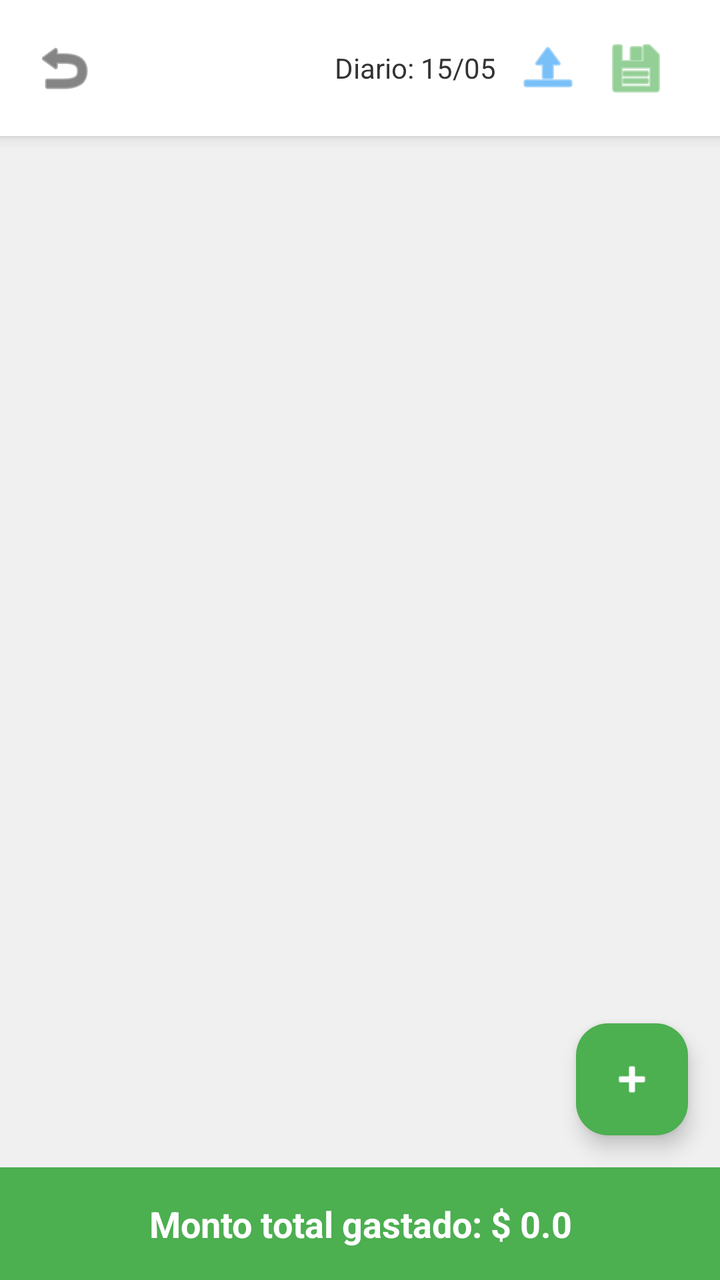
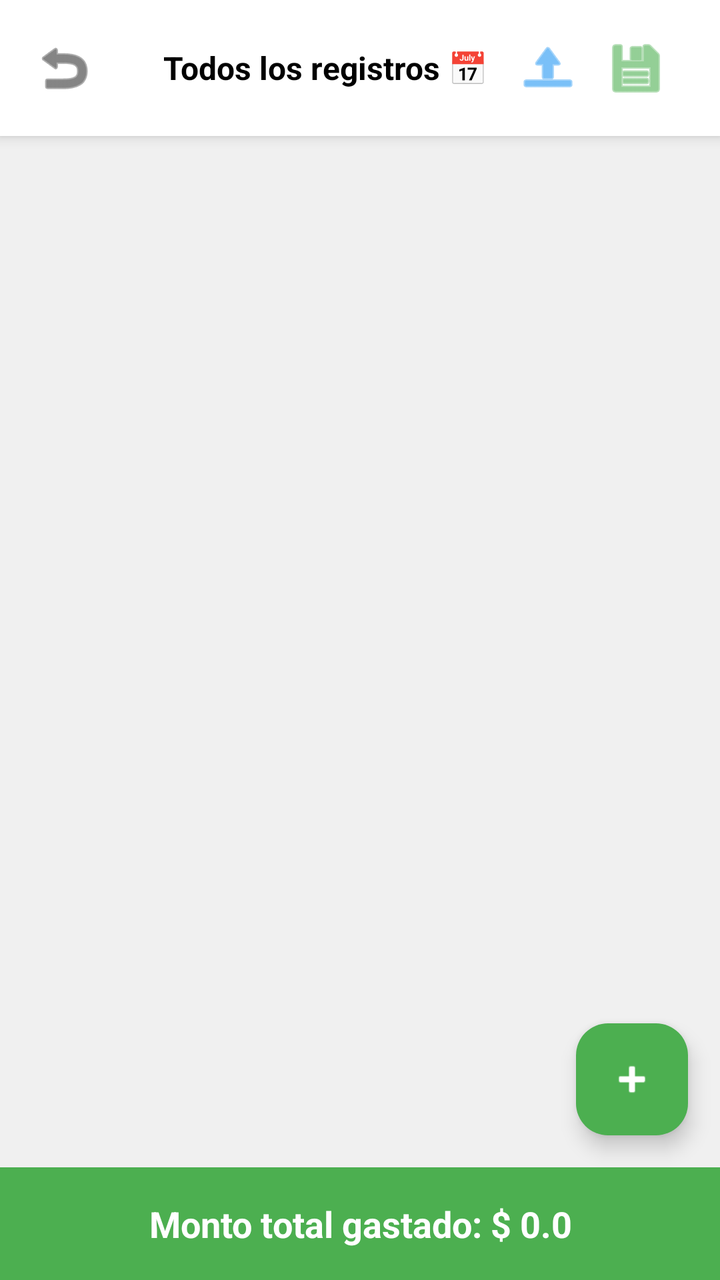

Before-and-after screenshots of an Android layout around one commit, followed by the original layout XML and the change that was made.
<!-- AndroidManifest.xml: application theme Theme.LGW -->
<!-- res/layout/activity_calculadora.xml -->
<?xml version="1.0" encoding="utf-8"?>
<RelativeLayout xmlns:android="http://schemas.android.com/apk/res/android"
                xmlns:app="http://schemas.android.com/apk/res-auto"
                android:layout_width="match_parent"
                android:layout_height="match_parent"
                android:fitsSystemWindows="true"
                android:background="#F0F0F0">

    <LinearLayout
            android:id="@+id/header"
            android:layout_width="match_parent"
            android:layout_height="wrap_content"
            android:orientation="horizontal"
            android:padding="16dp"
            android:background="#FFFFFF"
            android:elevation="4dp"
            android:gravity="center_vertical">

        <ImageButton
                android:id="@+id/btn_volver"
                android:layout_width="32dp"
                android:layout_height="32dp"
                android:background="?attr/selectableItemBackgroundBorderless"
                android:src="@android:drawable/ic_menu_revert"
                app:tint="#333333"/>

        <View android:layout_width="0dp" android:layout_height="0dp" android:layout_weight="1"/>

        <TextView
                android:id="@+id/tv_modo_fecha"
                android:layout_width="wrap_content"
                android:layout_height="wrap_content"
                android:text="Diario: 15/05"
                android:textSize="14sp"
                android:textColor="#333333"
                android:layout_marginEnd="8dp"/>

        <ImageButton
                android:id="@+id/btn_importar"
                android:layout_width="36dp"
                android:layout_height="36dp"
                android:background="?attr/selectableItemBackgroundBorderless"
                android:src="@android:drawable/ic_menu_upload"
                android:layout_marginEnd="8dp"
                app:tint="#2196F3"/>

        <ImageButton
                android:id="@+id/btn_exportar"
                android:layout_width="36dp"
                android:layout_height="36dp"
                android:background="?attr/selectableItemBackgroundBorderless"
                android:src="@android:drawable/ic_menu_save"
                android:layout_marginEnd="8dp"
                app:tint="#4CAF50"/>


    </LinearLayout>

    <androidx.recyclerview.widget.RecyclerView
            android:id="@+id/rv_lista_calculadora"
            android:layout_width="match_parent"
            android:layout_height="match_parent"
            android:layout_below="@id/header"
            android:layout_above="@id/footer"
            android:paddingBottom="80dp"
            android:clipToPadding="false"
            android:padding="8dp"/>

    <com.google.android.material.floatingactionbutton.FloatingActionButton
            android:id="@+id/btn_agregar_gasto"
            android:layout_width="wrap_content"
            android:layout_height="wrap_content"
            android:layout_above="@id/footer"
            android:layout_alignParentEnd="true"
            android:layout_margin="16dp"
            android:src="@android:drawable/ic_input_add"
            app:backgroundTint="#4CAF50"
            app:tint="#FFFFFF" />
    <LinearLayout
            android:id="@+id/footer"
            android:layout_width="match_parent"
            android:layout_height="wrap_content"
            android:layout_alignParentBottom="true"
            android:background="#4CAF50"
            android:padding="16dp">

        <TextView
                android:id="@+id/tv_monto_total"
                android:layout_width="match_parent"
                android:layout_height="wrap_content"
                android:text="Monto total gastado: $ 0.0"
                android:textColor="#FFFFFF"
                android:textSize="18sp"
                android:textStyle="bold"
                android:gravity="center"/>
    </LinearLayout>

</RelativeLayout>
<!-- resources referenced by this layout -->
<resources>
  <style name="Theme.LGW" parent="Base.Theme.LGW" />
  <style name="Base.Theme.LGW" parent="Theme.Material3.DayNight.NoActionBar">
          
          
      </style>
</resources>

<!-- the commit's change to res/layout/activity_calculadora.xml (unified diff, before → after) -->
@@ -30,9 +30,12 @@
                 android:id="@+id/tv_modo_fecha"
                 android:layout_width="wrap_content"
                 android:layout_height="wrap_content"
-                android:text="Diario: 15/05"
-                android:textSize="14sp"
-                android:textColor="#333333"
+                android:text="Todos los registros 📅"
+                android:textSize="16sp"
+                android:textColor="#000000"
+                android:textStyle="bold"
+                android:padding="4dp"
+                android:background="?attr/selectableItemBackground"
                 android:layout_marginEnd="8dp"/>
 
         <ImageButton
@@ -52,7 +55,6 @@
                 android:src="@android:drawable/ic_menu_save"
                 android:layout_marginEnd="8dp"
                 app:tint="#4CAF50"/>
-
 
     </LinearLayout>
 
@@ -76,6 +78,7 @@
             android:src="@android:drawable/ic_input_add"
             app:backgroundTint="#4CAF50"
             app:tint="#FFFFFF" />
+
     <LinearLayout
             android:id="@+id/footer"
             android:layout_width="match_parent"
